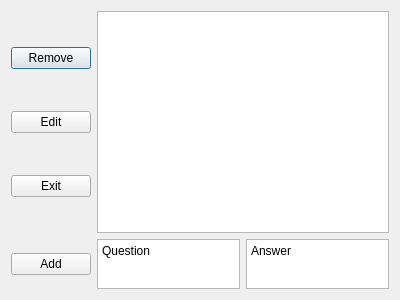
mattbroadbridge/SpaceLearn, file ui/editDeck.ui: the form before one commit.
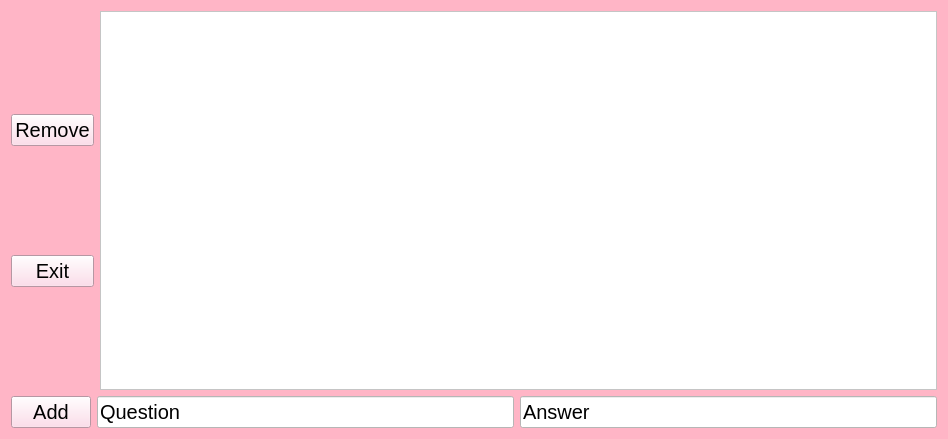
The form after the commit.

Diff of the .ui file:
```diff
--- a/ui/editDeck.ui
+++ b/ui/editDeck.ui
@@ -6,13 +6,18 @@
    <rect>
     <x>0</x>
     <y>0</y>
-    <width>400</width>
-    <height>300</height>
+    <width>948</width>
+    <height>439</height>
    </rect>
   </property>
   <property name="windowTitle">
    <string>Dialog</string>
   </property>
+  <property name="styleSheet">
+   <string notr="true">background-color: rgb(255, 181, 198);
+font-size:20px;
+</string>
+  </property>
   <layout class="QVBoxLayout" name="verticalLayout_2">
    <item>
     <layout class="QHBoxLayout" name="horizontalLayout">
@@ -20,29 +25,38 @@
       <layout class="QVBoxLayout" name="verticalLayout_3">
        <item>
         <widget class="QPushButton" name="removeBtn">
+         <property name="styleSheet">
+          <string notr="true">background-color: rgb(255, 211, 228);</string>
+         </property>
          <property name="text">
           <string>Remove</string>
          </property>
-        </widget>
-       </item>
-       <item>
-        <widget class="QPushButton" name="editBtn">
-         <property name="text">
-          <string>Edit</string>
+         <property name="autoDefault">
+          <bool>false</bool>
          </property>
         </widget>
        </item>
        <item>
         <widget class="QPushButton" name="exitBtn">
+         <property name="styleSheet">
+          <string notr="true">background-color: rgb(255, 211, 228);</string>
+         </property>
          <property name="text">
           <string>Exit</string>
          </property>
+         <property name="autoDefault">
+          <bool>false</bool>
+         </property>
         </widget>
        </item>
       </layout>
      </item>
      <item>
-      <widget class="QListWidget" name="cardList"/>
+      <widget class="QListWidget" name="cardList">
+       <property name="styleSheet">
+        <string notr="true">background-color: rgb(255, 255, 255);</string>
+       </property>
+      </widget>
      </item>
     </layout>
    </item>
@@ -52,33 +66,33 @@
       <layout class="QHBoxLayout" name="horizontalLayout_2">
        <item>
         <widget class="QPushButton" name="addBtn">
+         <property name="styleSheet">
+          <string notr="true">background-color: rgb(255, 211, 228);</string>
+         </property>
          <property name="text">
           <string>Add</string>
          </property>
+         <property name="autoDefault">
+          <bool>false</bool>
+         </property>
         </widget>
        </item>
        <item>
-        <widget class="QPlainTextEdit" name="questionEdit">
-         <property name="maximumSize">
-          <size>
-           <width>16777215</width>
-           <height>50</height>
-          </size>
+        <widget class="QLineEdit" name="questionEdit">
+         <property name="styleSheet">
+          <string notr="true">background-color: rgb(255, 255, 255);</string>
          </property>
-         <property name="plainText">
+         <property name="text">
           <string>Question</string>
          </property>
         </widget>
        </item>
        <item>
-        <widget class="QPlainTextEdit" name="answerEdit">
-         <property name="maximumSize">
-          <size>
-           <width>16777215</width>
-           <height>50</height>
-          </size>
+        <widget class="QLineEdit" name="answerEdit">
+         <property name="styleSheet">
+          <string notr="true">background-color: rgb(255, 255, 255);</string>
          </property>
-         <property name="plainText">
+         <property name="text">
           <string>Answer</string>
          </property>
         </widget>
```
